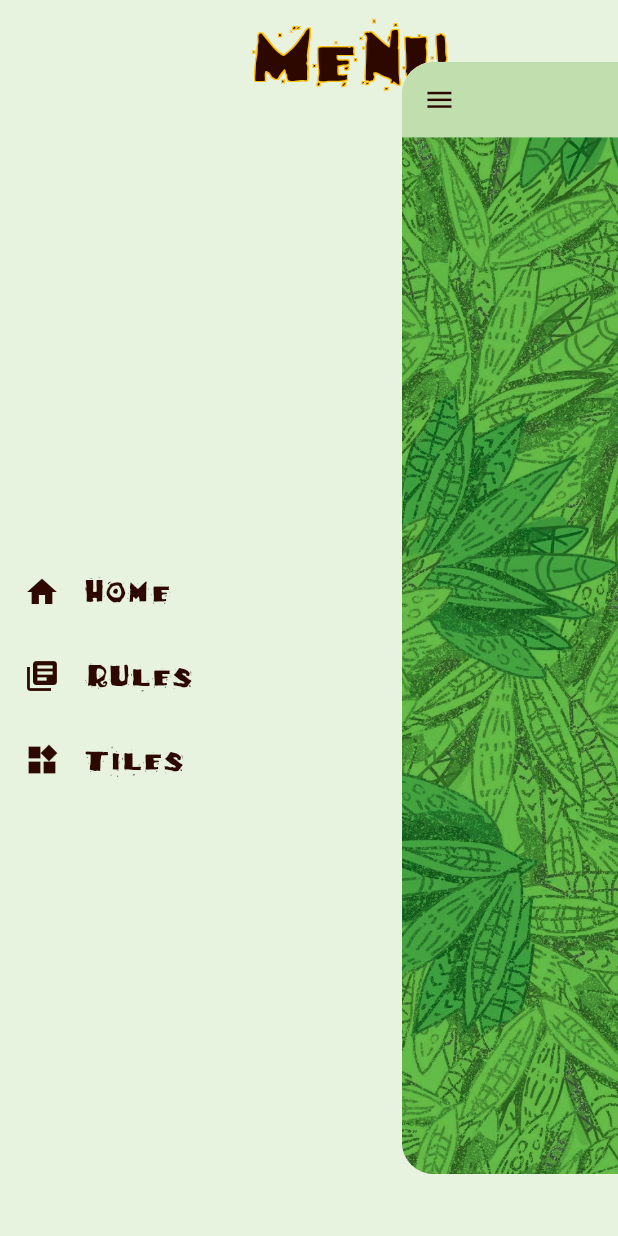
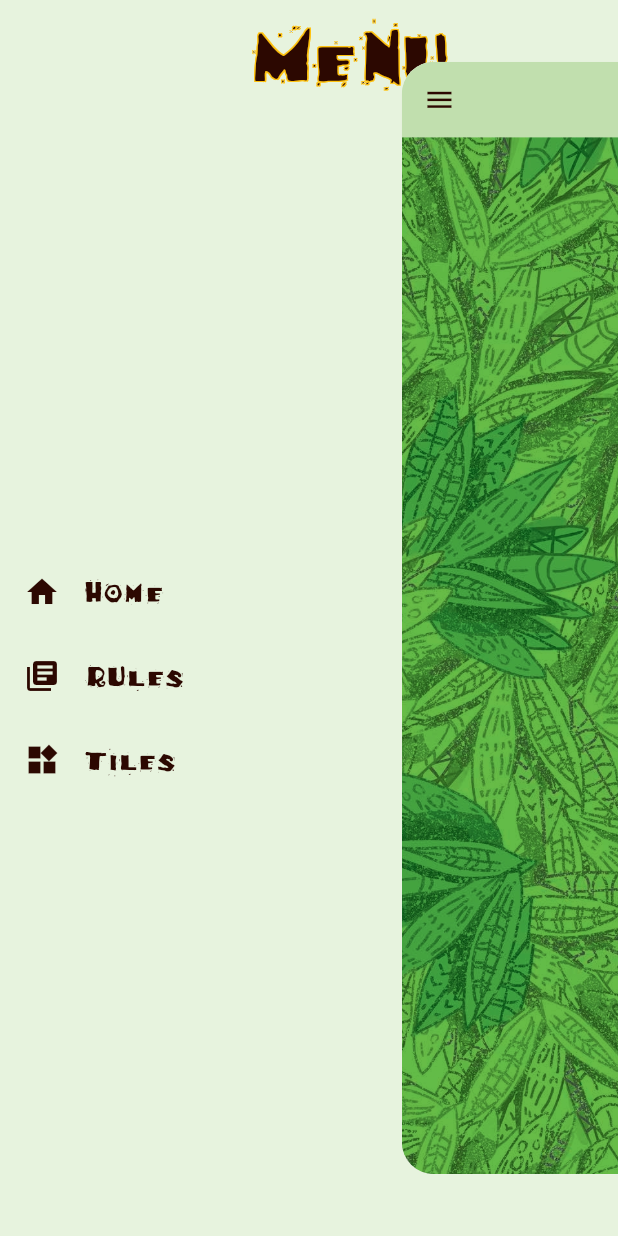
Before and after one commit to isdabenx/cacao_boardgame_helper, a Flutter app: the screen it shows after launch, after a tap on the "menu" icon, on a phone screen of 412 x 824 dp. Run offline on Flutter 3.47's test engine with Material 3 defaults, Android fonts, the phone set to English and light mode, and no system bars; drawn by our look-alikes of flutter_zoom_drawer; our stand-ins replace flutter_markdown, flutter_riverpod, isar, modal_bottom_sheet, shared_preferences; missing offline and left inert: dynamic_height_grid_view, syncfusion_flutter_pdfviewer; accounts and stored records are empty; generated files the repository leaves out were written again; statements that could not run were skipped.

Commit message:
refactor(menu): :recycle: update menu item handling for improved readability; reduce font size in menu text style

```diff
--- a/lib/core/theme/app_text_styles.dart
+++ b/lib/core/theme/app_text_styles.dart
@@ -70,7 +70,7 @@ class AppTextStyles {
   );
 
   static const TextStyle menu = TextStyle(
-    fontSize: 24,
+    fontSize: 22,
     fontFamily: AppFonts.headerFont,
     color: AppColors.brown,
   );
--- a/lib/shared/widgets/menu_widget.dart
+++ b/lib/shared/widgets/menu_widget.dart
@@ -8,22 +8,28 @@ class MenuWidget extends StatelessWidget {
   const MenuWidget({super.key, required this.drawerController});
   final ZoomDrawerController drawerController;
 
+  void _onTapped(Function action) {
+    drawerController.close!();
+    Future.delayed(Duration(milliseconds: 250), () => action());
+  }
+
+  void _navigateTo(BuildContext context, String route) {
+    _onTapped(
+      () => Navigator.of(context).pushReplacementNamed(route),
+    );
+  }
+
+  Widget _menuItem(
+      BuildContext context, IconData icon, String title, String route) {
+    return ListTile(
+      leading: Icon(icon, color: AppColors.iconColor),
+      title: Text(title, style: AppTextStyles.menu),
+      onTap: () => _navigateTo(context, route),
+    );
+  }
+
   @override
   Widget build(BuildContext context) {
-    void onTapped(Function action) {
-      drawerController.close!();
-      Future.delayed(
-        Duration(milliseconds: 250),
-        () => action(),
-      );
-    }
-
-    void navigateTo(String route) {
-      onTapped(
-        () => Navigator.of(context).pushReplacementNamed(route),
-      );
-    }
-
     return Scaffold(
       backgroundColor: AppColors.menuBackground,
       body: SafeArea(
@@ -39,39 +45,10 @@ class MenuWidget extends StatelessWidget {
               child: Column(
                 mainAxisAlignment: MainAxisAlignment.center,
                 children: [
-                  ListTile(
-                    leading: Icon(
-                      Icons.home,
-                      color: AppColors.iconColor,
-                    ),
-                    title: Text(
-                      'Home',
-                      style: AppTextStyles.menu,
-                    ),
-                    onTap: () => navigateTo(AppRoutes.home),
-                  ),
-                  ListTile(
-                    leading: Icon(
-                      Icons.library_books,
-                      color: AppColors.iconColor,
-                    ),
-                    title: Text(
-                      'Rules',
-                      style: AppTextStyles.menu,
-                    ),
-                    onTap: () => navigateTo(AppRoutes.rule),
-                  ),
-                  ListTile(
-                    leading: Icon(
-                      Icons.widgets,
-                      color: AppColors.iconColor,
-                    ),
-                    title: Text(
-                      'Tiles',
-                      style: AppTextStyles.menu,
-                    ),
-                    onTap: () => navigateTo(AppRoutes.tile),
-                  ),
+                  _menuItem(context, Icons.home, 'Home', AppRoutes.home),
+                  _menuItem(
+                      context, Icons.library_books, 'Rules', AppRoutes.rule),
+                  _menuItem(context, Icons.widgets, 'Tiles', AppRoutes.tile),
                 ],
               ),
             ),
```
